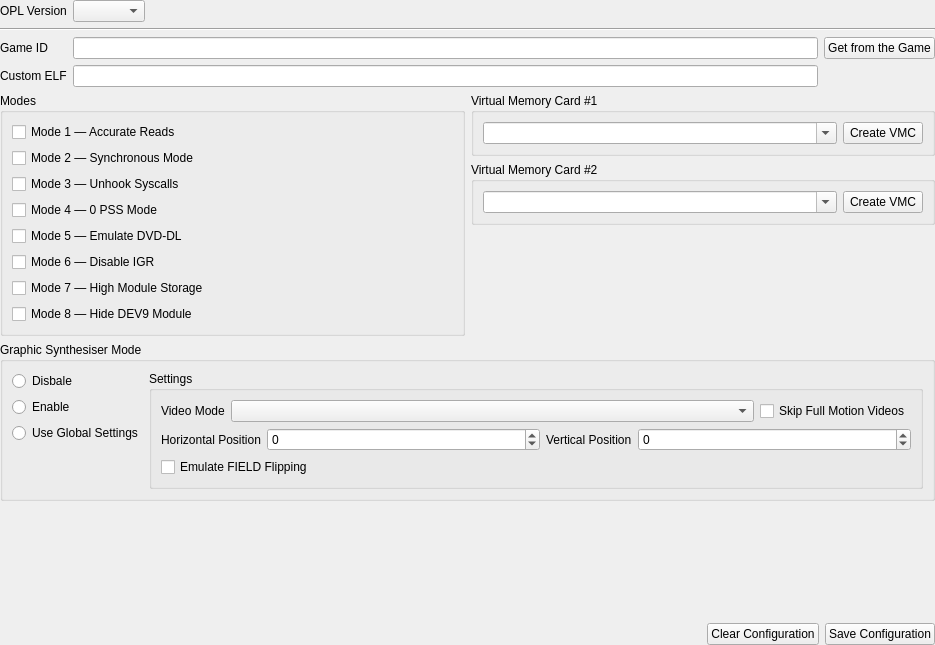
Above: src/OplPcTools/UI/GameConfigWidget.ui from brainstream/OPL-PC-Tools before the change. Below: the same form after it.
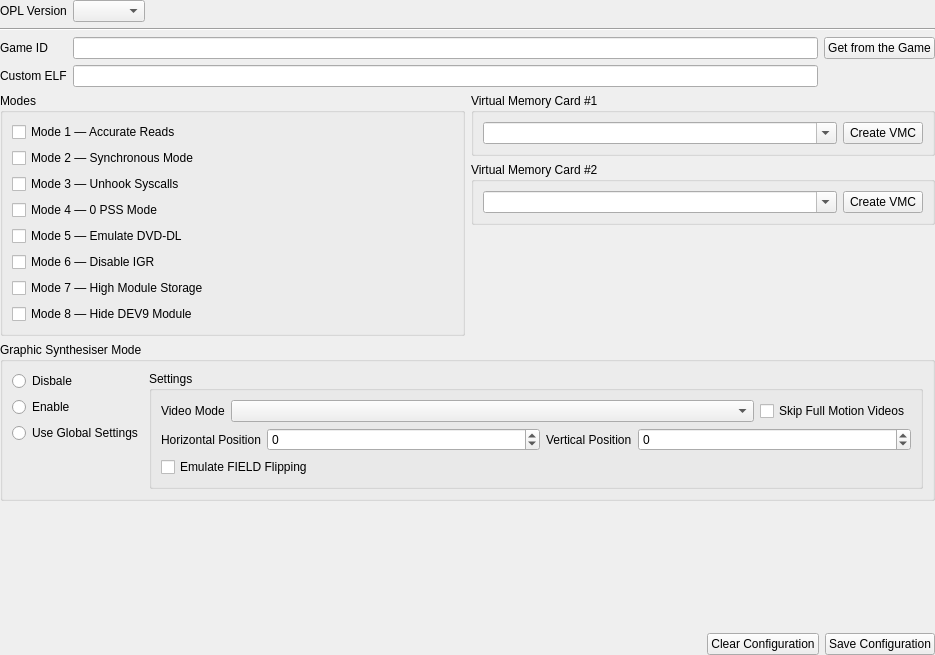
That is the form after the change. Icons and pictures are not drawn.

```diff
--- a/src/OplPcTools/UI/GameConfigWidget.ui
+++ b/src/OplPcTools/UI/GameConfigWidget.ui
@@ -7,7 +7,7 @@
     <x>0</x>
     <y>0</y>
     <width>935</width>
-    <height>645</height>
+    <height>655</height>
    </rect>
   </property>
   <property name="windowTitle">
```
Left out of the diff: 12 changed lines with no effect on the pictures.
